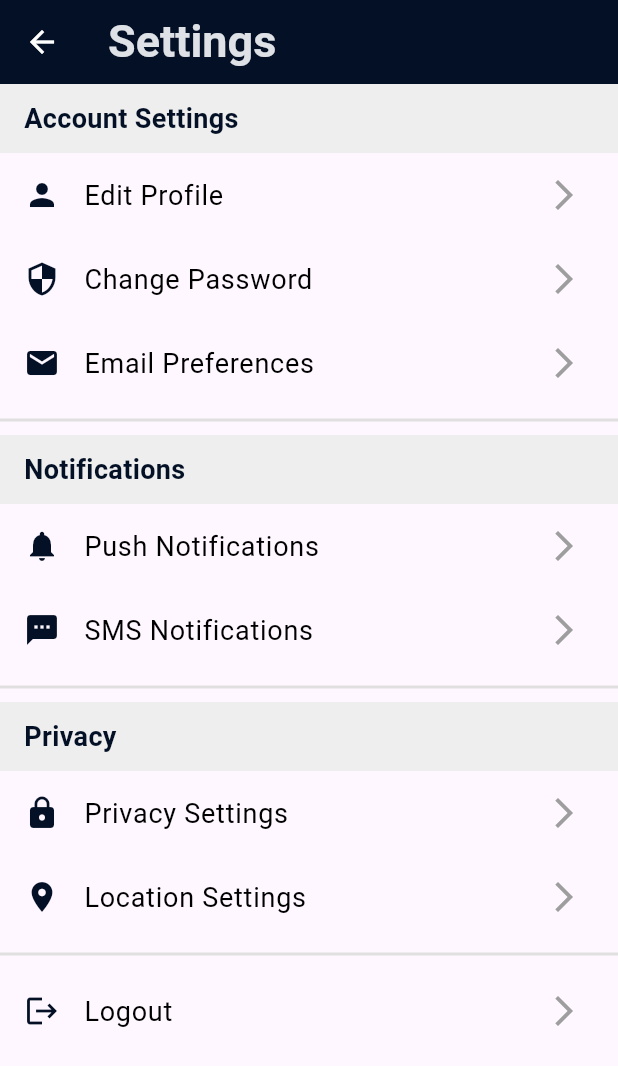
After one commit to aymankiggundu/shoppie_app, a Flutter app: the screen it shows after launch, after a tap on the "menu" icon, after a tap on "CART", on a phone screen of 412 x 824 dp. The commit adds this screen. Shown: the top 1066 px of the screen. Run offline on Flutter 3.47's test engine with Material 3 defaults, Android fonts, the phone set to English and light mode, and no system bars; network calls fail.

Commit message:
hprofile,settings,llogin pages and more other fixes

```diff
--- /dev/null
+++ b/lib/pages/home.dart
@@ -0,0 +1 @@
+import 'package:flutter/material.dart';
--- a/lib/pages/index.dart
+++ b/lib/pages/index.dart
@@ -1,4 +1,6 @@
 import 'package:flutter/material.dart';
+import 'package:shoppie_app/pages/offers.dart';
+import 'package:shoppie_app/pages/settings.dart';
 import 'profile.dart';
 import 'shop.dart';
 import 'cart.dart';
@@ -61,17 +63,48 @@ class FirstPage extends StatelessWidget {
               onTap: () {
                 Navigator.push(
                   context,
-                  MaterialPageRoute(builder: (context) => const ProfilePage()),
+                  MaterialPageRoute(builder: (context) => const SettingsPage()),
                 );
               },
             ),
+             ListTile(
+              leading: Icon(Icons.settings, color: Colors.white),
+              title: Text('OFFERS', style: TextStyle(color: Colors.white)),
+              onTap: () {
+                Navigator.push(
+                  context,
+                  MaterialPageRoute(builder: (context) => const OffersPage()),
+                );
+              },
+            ),
+             ListTile(
+              leading: Icon(Icons.settings, color: Colors.white),
+              title: Text('CART', style: TextStyle(color: Colors.white)),
+              onTap: () {
+                Navigator.push(
+                  context,
+                  MaterialPageRoute(builder: (context) => const SettingsPage()),
+                );
+              },
+            ),
+             ListTile(
+              leading: Icon(Icons.settings, color: Colors.white),
+              title: Text('SHOP', style: TextStyle(color: Colors.white)),
+              onTap: () {
+                Navigator.push(
+                  context,
+                  MaterialPageRoute(builder: (context) => const SettingsPage()),
+                );
+              },
+            ),
+
             ListTile(
               leading: Icon(Icons.login, color: Colors.white),
               title: Text('LOGIN', style: TextStyle(color: Colors.white)),
               onTap: () {
                 Navigator.push(
                   context,
-                  MaterialPageRoute(builder: (context) => const ProfilePage()),
+                  MaterialPageRoute(builder: (context) => const LoginPage()),
                 );
               },
             ),
@@ -89,8 +122,16 @@ class FirstPage extends StatelessWidget {
           ),
         ),
       backgroundColor: Color.fromARGB(255, 3, 16, 37),
-        leading: Icon(Icons.menu,
-        color:Colors.white ,),
+        leading: Builder(
+          builder: (context) {
+            return IconButton(
+              icon: Icon(Icons.menu, color: Colors.white),
+              onPressed: () {
+                Scaffold.of(context).openDrawer();
+              },
+            );
+          },
+        ),
         actions: [
           IconButton(
             onPressed: () {},
--- /dev/null
+++ b/lib/pages/settings.dart
@@ -0,0 +1,142 @@
+import 'package:flutter/material.dart';
+
+class SettingsPage extends StatelessWidget {
+  const SettingsPage({super.key});
+
+  @override
+  Widget build(BuildContext context) {
+    return Scaffold(
+      appBar: AppBar(
+        title: Text(
+          "Settings",
+          style: TextStyle(
+            color: Color.fromARGB(255, 222, 225, 230),
+            fontSize: 30,
+            fontWeight: FontWeight.bold,
+          ),
+        ),
+        backgroundColor: Color.fromARGB(255, 3, 16, 37),
+        leading: IconButton(
+          icon: Icon(Icons.arrow_back, color: Colors.white),
+          onPressed: () {
+            Navigator.of(context).pop();
+          },
+        ),
+      ),
+      body: SingleChildScrollView(
+        child: Column(
+          children: [
+            _buildSectionHeader("Account Settings"),
+            _buildSettingsOption(
+              icon: Icons.person,
+              title: "Edit Profile",
+              onTap: () {
+                // Navigate to Edit Profile Page
+              },
+            ),
+            _buildSettingsOption(
+              icon: Icons.security,
+              title: "Change Password",
+              onTap: () {
+                // Navigate to Change Password Page
+              },
+            ),
+            _buildSettingsOption(
+              icon: Icons.email,
+              title: "Email Preferences",
+              onTap: () {
+                // Navigate to Email Preferences Page
+              },
+            ),
+            _buildSectionDivider(),
+            _buildSectionHeader("Notifications"),
+            _buildSettingsOption(
+              icon: Icons.notifications,
+              title: "Push Notifications",
+              onTap: () {
+                // Navigate to Push Notifications Settings Page
+              },
+            ),
+            _buildSettingsOption(
+              icon: Icons.sms,
+              title: "SMS Notifications",
+              onTap: () {
+                // Navigate to SMS Notifications Settings Page
+              },
+            ),
+            _buildSectionDivider(),
+            _buildSectionHeader("Privacy"),
+            _buildSettingsOption(
+              icon: Icons.lock,
+              title: "Privacy Settings",
+              onTap: () {
+                // Navigate to Privacy Settings Page
+              },
+            ),
+            _buildSettingsOption(
+              icon: Icons.location_on,
+              title: "Location Settings",
+              onTap: () {
+                // Navigate to Location Settings Page
+              },
+            ),
+            _buildSectionDivider(),
+            _buildSettingsOption(
+              icon: Icons.logout,
+              title: "Logout",
+              onTap: () {
+                // Implement logout functionality
+              },
+            ),
+          ],
+        ),
+      ),
+    );
+  }
+
+  Widget _buildSectionHeader(String title) {
+    return Container(
+      padding: EdgeInsets.symmetric(horizontal: 16, vertical: 10),
+      alignment: Alignment.centerLeft,
+      color: Colors.grey[200],
+      child: Text(
+        title,
+        style: TextStyle(
+          color: Color.fromARGB(255, 3, 16, 37),
+          fontSize: 18,
+          fontWeight: FontWeight.bold,
+        ),
+      ),
+    );
+  }
+
+  Widget _buildSettingsOption({
+    required IconData icon,
+    required String title,
+    required VoidCallback onTap,
+  }) {
+    return ListTile(
+      leading: Icon(icon, color: Color.fromARGB(255, 3, 16, 37)),
+      title: Text(
+        title,
+        style: TextStyle(color: Colors.black, fontSize: 18),
+      ),
+      trailing: Icon(Icons.arrow_forward_ios, color: Colors.grey),
+      onTap: onTap,
+    );
+  }
+
+  Widget _buildSectionDivider() {
+    return Divider(
+      height: 20,
+      thickness: 2,
+      color: Colors.grey[300],
+    );
+  }
+}
+
+void main() {
+  runApp(MaterialApp(
+    home: SettingsPage(),
+  ));
+}
```
Also changed, not shown: lib/pages/login.dart (+96 -0 lines), lib/pages/offers.dart (added, +103 -0 lines), lib/pages/profile.dart (+120 -30 lines), 10 other files.
